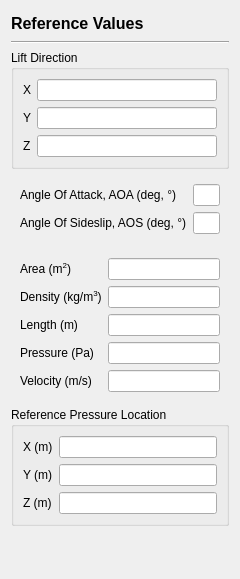
nextfoam/baram, file view/setup/reference_values/reference_values_page.ui: the form before one commit.
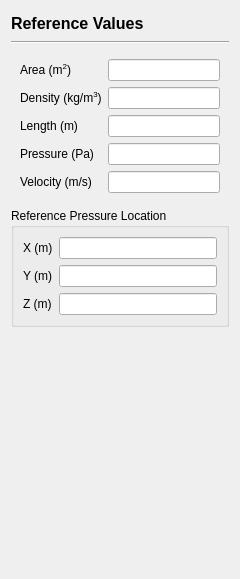
The form after the commit.

Commit message: Issue #153, Not implemented for now.

What changed in the file:
```diff
--- a/view/setup/reference_values/reference_values_page.ui
+++ b/view/setup/reference_values/reference_values_page.ui
@@ -40,74 +40,6 @@
      </property>
     </widget>
    </item>
-   <item>
-    <widget class="QGroupBox" name="groupBox">
-     <property name="title">
-      <string>Lift Direction</string>
-     </property>
-     <layout class="QFormLayout" name="formLayout">
-      <item row="0" column="0">
-       <widget class="QLabel" name="label_2">
-        <property name="text">
-         <string>X</string>
-        </property>
-       </widget>
-      </item>
-      <item row="0" column="1">
-       <widget class="QLineEdit" name="liftDirectionX"/>
-      </item>
-      <item row="1" column="0">
-       <widget class="QLabel" name="label_3">
-        <property name="text">
-         <string>Y</string>
-        </property>
-       </widget>
-      </item>
-      <item row="1" column="1">
-       <widget class="QLineEdit" name="liftDirectionY"/>
-      </item>
-      <item row="2" column="0">
-       <widget class="QLabel" name="label_4">
-        <property name="text">
-         <string>Z</string>
-        </property>
-       </widget>
-      </item>
-      <item row="2" column="1">
-       <widget class="QLineEdit" name="liftDircetionZ"/>
-      </item>
-     </layout>
-    </widget>
-   </item>
-   <item>
-    <widget class="QWidget" name="widget" native="true">
-     <layout class="QFormLayout" name="formLayout_2">
-      <property name="rowWrapPolicy">
-       <enum>QFormLayout::WrapLongRows</enum>
-      </property>
-      <item row="0" column="0">
-       <widget class="QLabel" name="label_5">
-        <property name="text">
-         <string>Angle Of Attack, AOA (deg, °)</string>
-        </property>
-       </widget>
-      </item>
-      <item row="0" column="1">
-       <widget class="QLineEdit" name="angleOfAttack"/>
-      </item>
-      <item row="1" column="0">
-       <widget class="QLabel" name="label_6">
-        <property name="text">
-         <string>Angle Of Sideslip, AOS (deg, °)</string>
-        </property>
-       </widget>
-      </item>
-      <item row="1" column="1">
-       <widget class="QLineEdit" name="angleOfSideslip"/>
-      </item>
-     </layout>
-    </widget>
-   </item>
    <item>
     <widget class="QWidget" name="widget_2" native="true">
      <layout class="QFormLayout" name="formLayout_3">
```
